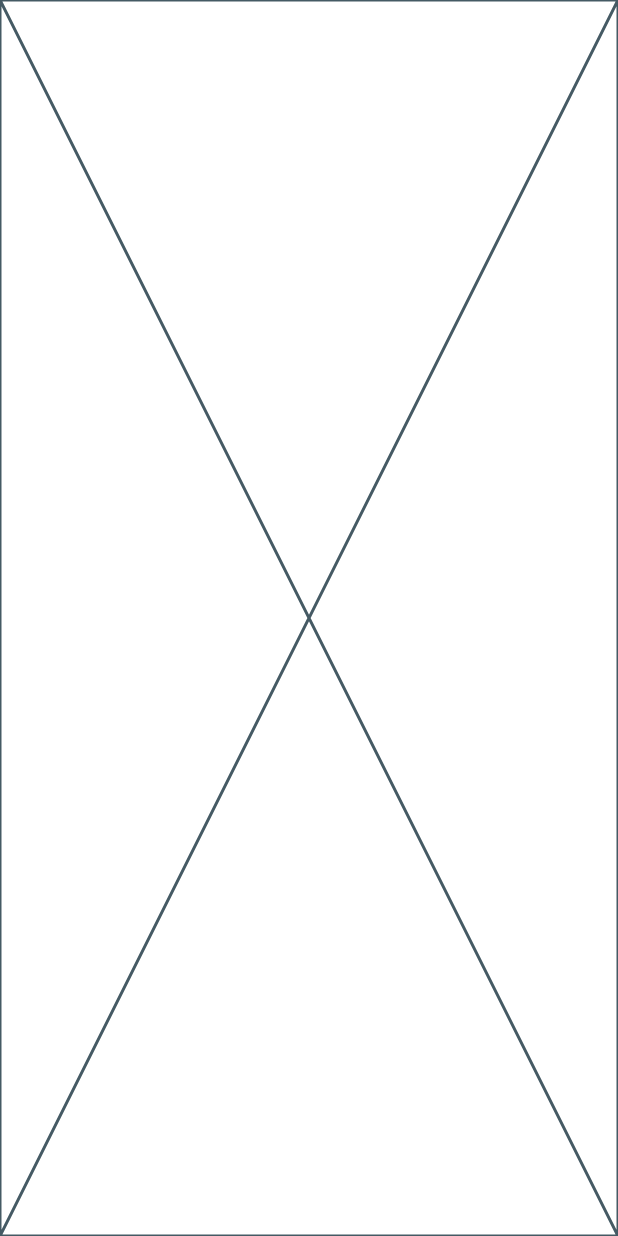
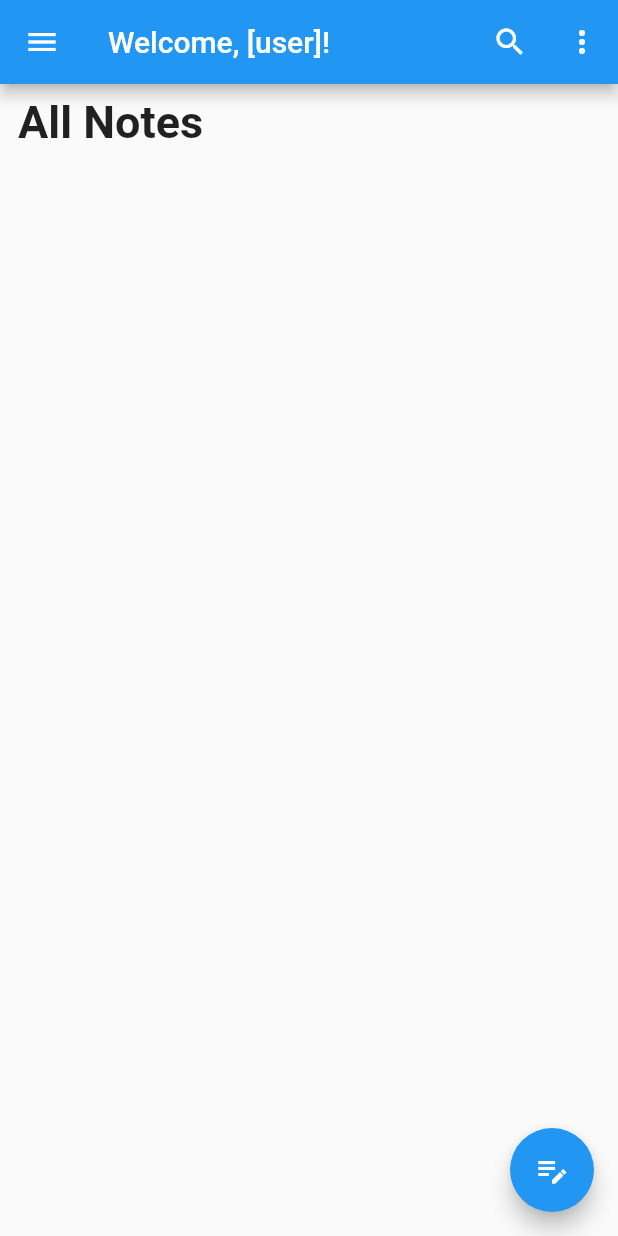
Before and after one commit to CSCI4100U/mobile-group-project-2023-sards, a Flutter app: the screen it shows after launch, on a phone screen of 412 x 824 dp. Run offline on Flutter 3.47's test engine with Material 2 defaults, Android fonts, the phone set to English and light mode, and no system bars; our stand-ins replace sqflite; accounts and stored records are empty.

Commit message:
added basics of Homepage

```diff
--- a/notes_ai_frontend/lib/main.dart
+++ b/notes_ai_frontend/lib/main.dart
@@ -1,10 +1,5 @@
-/// -----------------------------------------------------
-/// 1. Use this as the entry point to the application.
-/// 2. Create files as necessary under the same directory.
-/// 3. Create separate files for each functionality/screen
-/// -----------------------------------------------------
-
 import 'package:flutter/material.dart';
+import 'package:notes_ai/screens/home.dart';
 
 void main() {
   runApp(const MyApp());
@@ -17,8 +12,12 @@ class MyApp extends StatelessWidget {
   @override
   Widget build(BuildContext context) {
     return MaterialApp(
-      // Set theme here if you wish to
-      home: const Placeholder(), // This should call the entry point of the app.
+      debugShowCheckedModeBanner: false,
+      // add custom theme later
+      theme: ThemeData(
+        primarySwatch: Colors.blue,
+      ),
+      home: const HomePage(), // This should call the entry point of the app.
 
     );
   }
--- a/notes_ai_frontend/lib/screens/home.dart
+++ b/notes_ai_frontend/lib/screens/home.dart
@@ -0,0 +1,96 @@
+import 'package:flutter/material.dart';
+import 'package:flutter_staggered_grid_view/flutter_staggered_grid_view.dart';
+import 'package:notes_ai/utilities/note_model.dart';
+import 'package:notes_ai/models/note.dart';
+
+class HomePage extends StatefulWidget {
+  const HomePage({Key? key}) : super(key: key);
+
+  @override
+  _HomePageState createState() => _HomePageState();
+}
+
+class _HomePageState extends State<HomePage> {
+
+  final _model = NotesModel();
+  final NotesModel notesModel = NotesModel();
+  int _selectedIndex = -1; // for selecting, gestureDetector etc
+  List<Note> _notes = [];
+
+  bool _searchBoolean = false;
+
+  @override
+  Widget build(BuildContext context) {
+    return Scaffold(
+        appBar: AppBar(
+          leading: Builder(
+            builder: (BuildContext context) {
+              return IconButton(
+                onPressed: () {},
+                icon: const Icon(Icons.menu),
+              );
+            },
+          ),
+          title: _searchBoolean ? _buildSearchField() : const Text(
+              "Welcome, [user]!"),
+          actions: <Widget>[
+            IconButton(
+              onPressed: () {
+                setState(() {
+                  _searchBoolean = !_searchBoolean;
+                });
+              },
+              icon: Icon(_searchBoolean ? Icons.clear : Icons.search),
+            ),
+            IconButton(
+              onPressed: () {},
+              icon: const Icon(Icons.more_vert),
+            ),
+          ],
+        ),
+        body: Column(
+          mainAxisSize: MainAxisSize.max,
+          children: [
+            Expanded(child: _buildListOfNotes()
+            ),
+          ],
+        ),
+      floatingActionButton: FloatingActionButton(
+        tooltip: 'Add Grades!',
+        onPressed: (){},
+        child: const Icon(Icons.edit_note_sharp),
+      ),
+    );
+  }
+
+  Widget _buildSearchField() {
+    return TextField(
+      decoration: const InputDecoration(
+        hintText: "Search...",
+      ),
+      onSubmitted: (value) {
+        // Handle search here
+      },
+    );
+  }
+
+  Widget _buildListOfNotes() {
+    return ListView(
+      padding: EdgeInsets.zero,
+      shrinkWrap: true,
+      scrollDirection: Axis.vertical,
+      children: [
+        Padding(
+          padding: EdgeInsetsDirectional.fromSTEB(12, 8, 8, 8),
+          child: Text(
+            "All Notes",
+            style: TextStyle(
+              fontSize: 30,
+              fontWeight: FontWeight.bold,
+            ),
+          ),
+        ),
+      ],
+    );
+  }
+}
--- a/notes_ai_frontend/pubspec.yaml
+++ b/notes_ai_frontend/pubspec.yaml
@@ -31,6 +31,7 @@ dependencies:
   flutter:
     sdk: flutter
   sqflite: any
+  flutter_staggered_grid_view: any
 
 
   # The following adds the Cupertino Icons font to your application.
```
Also changed, not shown: notes_ai_frontend/pubspec.lock.
